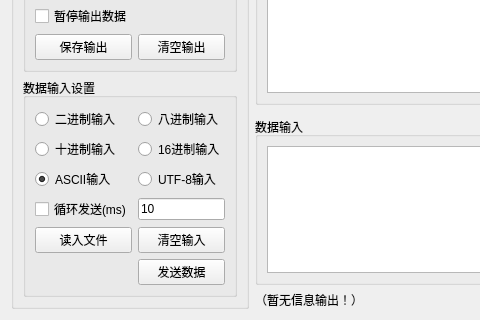
First picture: the form in src/comment/SAKIODeviceWidget.ui, repository x-tools-author/x-tools, before the edit; both pictures show x 0 to 480 and y 546 to 866 of the 1121 by 866 pixel window.
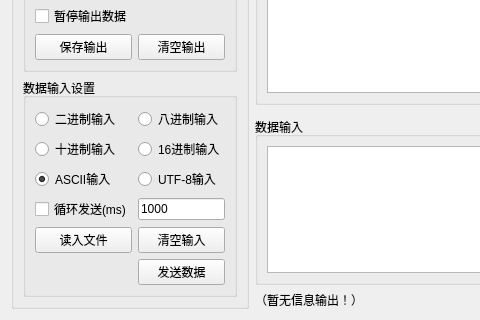
Second picture: the form after the edit.

Patch:
```diff
--- a/src/comment/SAKIODeviceWidget.ui
+++ b/src/comment/SAKIODeviceWidget.ui
@@ -450,7 +450,7 @@
             </sizepolicy>
            </property>
            <property name="text">
-            <string>10</string>
+            <string>1000</string>
            </property>
           </widget>
          </item>
```
Left out of the diff: 102 changed lines with no effect on the pictures.
